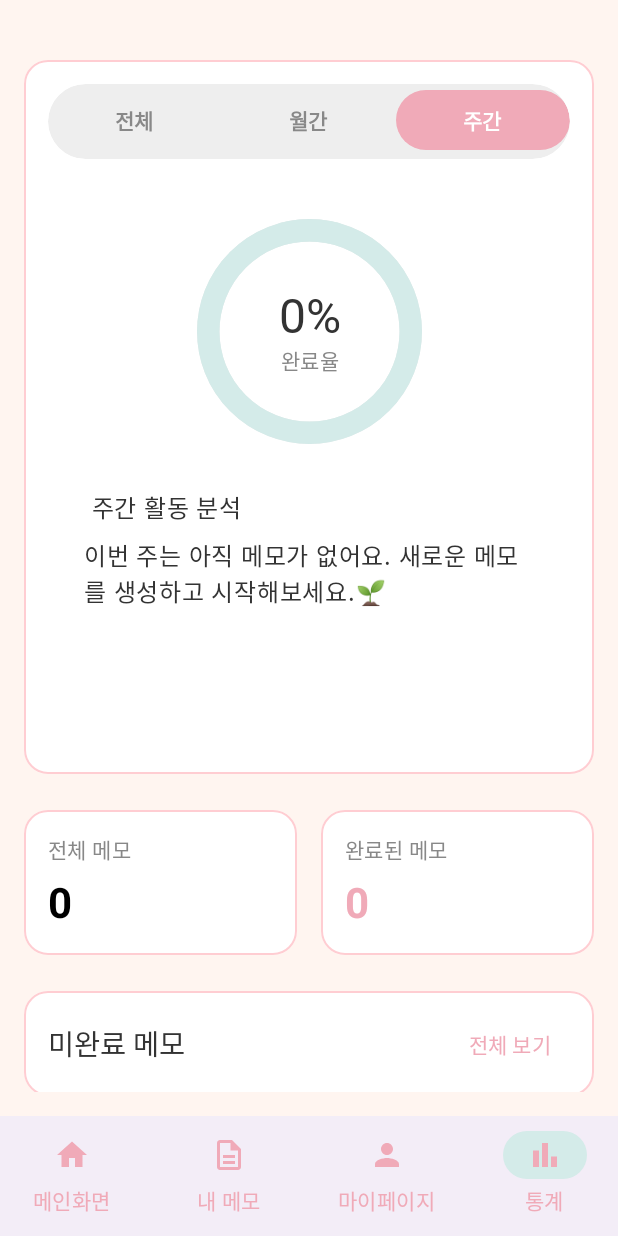
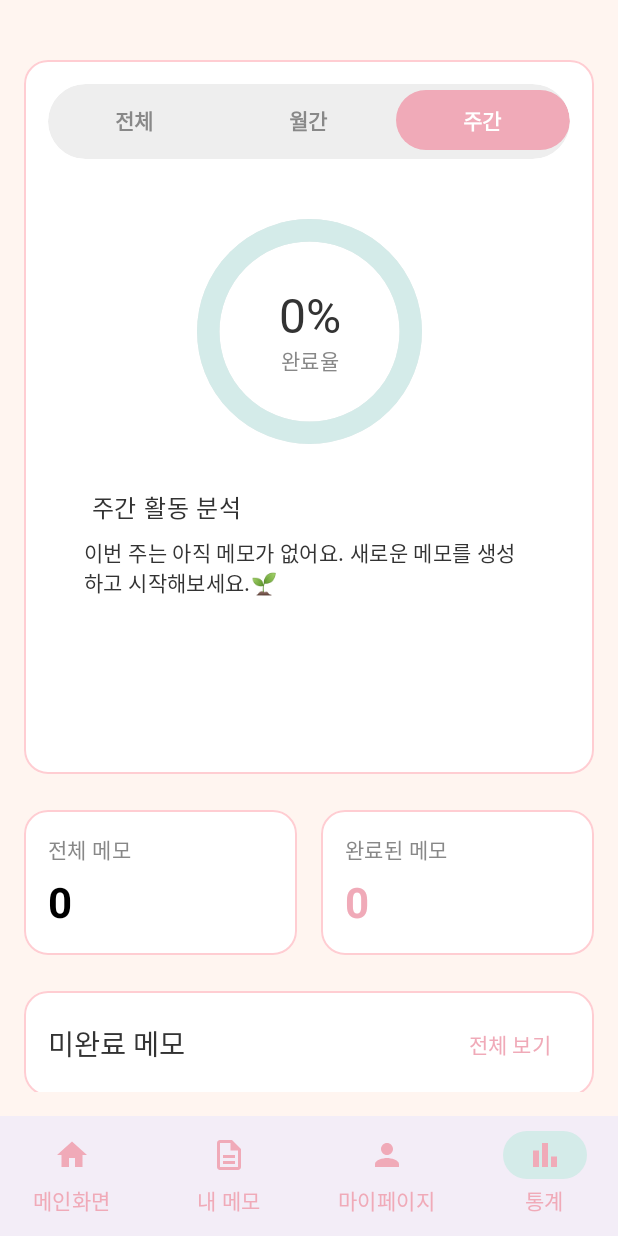
Before and after one commit to NaYeongSik/Jinada, an Android app built with Jetpack Compose: the screen it shows after launch (MainActivity), item 4 of the bottom bar chosen, on a phone screen of 412 x 824 dp. Run offline under Robolectric (Android 15) with nearby library versions, the phone set to English and light mode, and no system bars; our stand-ins replace Firebase (no records; nobody signed in at launch, a user with empty details on screens opened directly); libraries missing offline, so code that uses them is left out: com.firebase.geofire, com.naver.maps; Roboto replaces fonts that are not available here; 3 statements that could not run were skipped.

Commit message:
메모 생성&수정 화면 이벤트에 따른 화면 이동 추가 파이어스토어 쿼리 오류 수정 REST처리를 위한 NaverRepository 주입받아 사용하도록 수정 MemoUiState에서 마지막으로 성공한 작업을 String으로 저장하여 사용하도록 수정

```diff
--- a/app/src/main/java/com/youngsik/jinada/di/AppContainer.kt
+++ b/app/src/main/java/com/youngsik/jinada/di/AppContainer.kt
@@ -7,14 +7,17 @@ import com.youngsik.jinada.data.datasource.local.DataStoreDataSourceImpl
 import com.youngsik.jinada.data.datasource.remote.FirestoreMemoDataSourceImpl
 import com.youngsik.jinada.data.impl.DataStoreRepositoryImpl
 import com.youngsik.jinada.data.impl.MemoRepositoryImpl
+import com.youngsik.jinada.data.impl.NaverRepositoryImpl
 import com.youngsik.jinada.data.repository.CurrentLocationRepository
 import com.youngsik.jinada.data.repository.DataStoreRepository
 import com.youngsik.jinada.data.repository.MemoRepository
+import com.youngsik.jinada.data.repository.NaverRepository
 
 interface AppContainer {
     val memoRepository: MemoRepository
     val locationRepository: CurrentLocationRepository
     val dataStoreRepository: DataStoreRepository
+    val naverRepository: NaverRepository
     val viewModelFactory: ViewModelProvider.Factory
 }
 
@@ -29,8 +32,10 @@ class AppContainerImpl(private val applicationContext: Context) : AppContainer {
     override val locationRepository: CurrentLocationRepository by lazy {
         LocationRepositoryProvider.getInstance(applicationContext)
     }
-
+    override val naverRepository: NaverRepository by lazy {
+        NaverRepositoryImpl()
+    }
     override val viewModelFactory: ViewModelProvider.Factory by lazy {
-        ViewModelFactory(memoRepository, locationRepository, dataStoreRepository)
+        ViewModelFactory(memoRepository, locationRepository, dataStoreRepository, naverRepository)
     }
 }
--- a/app/src/main/java/com/youngsik/jinada/di/ViewModelFactory.kt
+++ b/app/src/main/java/com/youngsik/jinada/di/ViewModelFactory.kt
@@ -6,11 +6,12 @@ import androidx.lifecycle.viewmodel.CreationExtras
 import com.youngsik.jinada.data.repository.CurrentLocationRepository
 import com.youngsik.jinada.data.repository.DataStoreRepository
 import com.youngsik.jinada.data.repository.MemoRepository
+import com.youngsik.jinada.data.repository.NaverRepository
 import com.youngsik.jinada.presentation.viewmodel.MemoMapViewModel
 import com.youngsik.jinada.presentation.viewmodel.MemoViewModel
 import com.youngsik.jinada.presentation.viewmodel.SettingsViewModel
 
-class ViewModelFactory(private val repository: MemoRepository, private val locationRepository: CurrentLocationRepository, private val dataStoreRepository: DataStoreRepository) : ViewModelProvider.Factory{
+class ViewModelFactory(private val repository: MemoRepository, private val locationRepository: CurrentLocationRepository, private val dataStoreRepository: DataStoreRepository, private val naverRepository: NaverRepository) : ViewModelProvider.Factory{
 
     override fun <T : ViewModel> create(
         modelClass: Class<T>,
@@ -23,7 +24,7 @@ class ViewModelFactory(private val repository: MemoRepository, private val locat
                 MemoViewModel(repository) as T
 
             modelClass.isAssignableFrom(MemoMapViewModel::class.java) ->
-                MemoMapViewModel(application, repository,locationRepository) as T
+                MemoMapViewModel(application, repository,locationRepository,naverRepository) as T
 
             modelClass.isAssignableFrom(SettingsViewModel::class.java) ->
                 SettingsViewModel(dataStoreRepository) as T
--- a/app/src/main/java/com/youngsik/jinada/nav_graph/EntryPointMainScreen.kt
+++ b/app/src/main/java/com/youngsik/jinada/nav_graph/EntryPointMainScreen.kt
@@ -64,7 +64,7 @@ fun EntryPointMainScreen(){
                 }
             }
             composable<ScreenRouteDef.BottomNavigation.MyPageTab>{
-                MyPageScreen()
+                MyPageScreen(settingsViewModel)
             }
             composable<ScreenRouteDef.BottomNavigation.StatisticsTab>{
                 StatisticsScreen(memoViewModel){ todoItemData ->
--- a/data/src/main/java/com/youngsik/jinada/data/datasource/remote/FirestoreMemoDataSourceImpl.kt
+++ b/data/src/main/java/com/youngsik/jinada/data/datasource/remote/FirestoreMemoDataSourceImpl.kt
@@ -84,11 +84,11 @@ class FirestoreMemoDataSourceImpl : MemoDataSource {
         val finalQuery = when (selectedTabMenu) {
             "WEEKLY" -> {
                 val startOfWeek = LocalDate.now().with(TemporalAdjusters.previousOrSame(DayOfWeek.MONDAY))
-                query.whereGreaterThanOrEqualTo("deadlineDate", startOfWeek.toTimestamp())
+                query.whereGreaterThanOrEqualTo("deadline_date", startOfWeek.toTimestamp())
             }
             "MONTHLY" -> {
                 val startOfMonth = LocalDate.now().withDayOfMonth(1)
-                query.whereGreaterThanOrEqualTo("deadlineDate", startOfMonth.toTimestamp())
+                query.whereGreaterThanOrEqualTo("deadline_date", startOfMonth.toTimestamp())
             }
             "TOTALLY" -> {
                 query
--- a/presentation/src/main/java/com/youngsik/jinada/presentation/component/StatisticsComponent.kt
+++ b/presentation/src/main/java/com/youngsik/jinada/presentation/component/StatisticsComponent.kt
@@ -183,11 +183,10 @@ fun WeeklySummary(weeklyStat: StatisticsData.WeeklyStatData){
         verticalArrangement = Arrangement.spacedBy(JinadaDimens.Spacer.xSmall)
     ){
         Text(text = stringResource(R.string.analysis_title_weekly), style = MaterialTheme.typography.bodyLarge)
-        if (weeklyStat.mostCompletedDayOfWeek.isNotBlank()) Text(text = stringResource(R.string.analysis_weekly_most_completed_day,weeklyStat.mostCompletedDayOfWeek,weeklyStat.mostCompletedCount))
-
-        if (weeklyStat.incompletedCount != 0)Text(text = stringResource(R.string.analysis_weekly_upcoming_memos,weeklyStat.incompletedCount))
-        if (weeklyStat.mostCompletedCount == 0 && weeklyStat.incompletedCount == 0) Text(text = stringResource(R.string.analysis_weekly_not_have_memos))
-        else Text(text = stringResource(R.string.analysis_weekly_all_memos_completed))
+        if (weeklyStat.mostCompletedDayOfWeek.isNotBlank()) Text(text = stringResource(R.string.analysis_weekly_most_completed_day,weeklyStat.mostCompletedDayOfWeek,weeklyStat.mostCompletedCount),style = MaterialTheme.typography.bodyMedium)
+        if (weeklyStat.incompletedCount != 0)Text(text = stringResource(R.string.analysis_weekly_upcoming_memos,weeklyStat.incompletedCount),style = MaterialTheme.typography.bodyMedium)
+        if (weeklyStat.mostCompletedCount == 0 && weeklyStat.incompletedCount == 0) Text(text = stringResource(R.string.analysis_weekly_not_have_memos),style = MaterialTheme.typography.bodyMedium)
+        else Text(text = stringResource(R.string.analysis_weekly_all_memos_completed),style = MaterialTheme.typography.bodyMedium)
     }
 }
 
@@ -210,10 +209,9 @@ fun TotalySummary(totalyStat: StatisticsData.TotallyStatData){
         verticalArrangement = Arrangement.spacedBy(JinadaDimens.Spacer.xSmall)
     ){
         Text(text = stringResource(R.string.analysis_title_total), style = MaterialTheme.typography.bodyLarge)
-        if (totalyStat.totalCompletedMemoCount != 0) Text(text = stringResource(R.string.analysis_total_completed_memos,totalyStat.totalCompletedMemoCount))
+        if (totalyStat.totalCompletedMemoCount != 0) Text(text = stringResource(R.string.analysis_total_completed_memos,totalyStat.totalCompletedMemoCount),style = MaterialTheme.typography.bodyMedium)
         else Text(text = stringResource(R.string.analysis_common_no_completed_memos))
 
-        if (totalyStat.bestMonth.isNotBlank())Text(text = stringResource(R.string.analysis_total_best_month,totalyStat.bestMonth,totalyStat.bestMonthCompletedCount))
-        else Text(text = stringResource(R.string.analysis_common_no_completed_memos))
+        if (totalyStat.bestMonth.isNotBlank())Text(text = stringResource(R.string.analysis_total_best_month,totalyStat.bestMonth,totalyStat.bestMonthCompletedCount),style = MaterialTheme.typography.bodyMedium)
     }
 }
--- a/presentation/src/main/java/com/youngsik/jinada/presentation/screen/MyMemoScreen.kt
+++ b/presentation/src/main/java/com/youngsik/jinada/presentation/screen/MyMemoScreen.kt
@@ -20,6 +20,7 @@ import androidx.compose.material3.LinearProgressIndicator
 import androidx.compose.material3.MaterialTheme
 import androidx.compose.material3.Text
 import androidx.compose.runtime.Composable
+import androidx.compose.runtime.LaunchedEffect
 import androidx.compose.runtime.getValue
 import androidx.compose.runtime.mutableStateOf
 import androidx.compose.runtime.remember
@@ -44,6 +45,10 @@ import java.time.LocalDate
 fun MyMemoScreen(memoViewModel: MemoViewModel, onMemoUpdateClick: (TodoItemData)-> Unit){
     var showDatePicker by remember { mutableStateOf(false) }
     val memoUiState by memoViewModel.memoUiState.collectAsStateWithLifecycle()
+
+    LaunchedEffect(Unit){
+        memoViewModel.getMemoListBySelectedDate(memoUiState.selectedDate)
+    }
 
     Box(
         modifier = Modifier.fillMaxSize()
--- a/presentation/src/main/java/com/youngsik/jinada/presentation/screen/MyPageScreen.kt
+++ b/presentation/src/main/java/com/youngsik/jinada/presentation/screen/MyPageScreen.kt
@@ -26,11 +26,11 @@ import com.youngsik.jinada.presentation.common.SettingDialogState
 import com.youngsik.jinada.presentation.component.DialogView
 import com.youngsik.jinada.presentation.component.SettingsSection
 import com.youngsik.jinada.presentation.theme.JinadaDimens
+import com.youngsik.jinada.presentation.viewmodel.SettingsViewModel
 
 
-@Preview(showBackground = true)
 @Composable
-fun MyPageScreen(){
+fun MyPageScreen(settingsViewModel: SettingsViewModel){
     var dialogRoute by remember { mutableStateOf(SettingDialogState.NONE) }
 
     Column(
--- a/presentation/src/main/java/com/youngsik/jinada/presentation/screen/StatisticsScreen.kt
+++ b/presentation/src/main/java/com/youngsik/jinada/presentation/screen/StatisticsScreen.kt
@@ -11,32 +11,37 @@ import androidx.compose.material3.CircularProgressIndicator
 import androidx.compose.runtime.Composable
 import androidx.compose.runtime.LaunchedEffect
 import androidx.compose.runtime.getValue
-import androidx.compose.runtime.mutableStateListOf
 import androidx.compose.runtime.mutableStateOf
 import androidx.compose.runtime.remember
 import androidx.compose.runtime.setValue
 import androidx.compose.ui.Alignment
 import androidx.compose.ui.Modifier
 import androidx.compose.ui.graphics.Color
-import androidx.compose.ui.tooling.preview.Preview
 import androidx.lifecycle.compose.collectAsStateWithLifecycle
 import com.youngsik.domain.model.TodoItemData
 import com.youngsik.jinada.data.utils.changeToStringDate
 import com.youngsik.jinada.presentation.component.IncompleteTodosSection
 import com.youngsik.jinada.presentation.component.MainStatisticsSection
+import com.youngsik.jinada.presentation.component.MemoCard
 import com.youngsik.jinada.presentation.component.MemoCountCardSection
-import com.youngsik.jinada.presentation.common.MemoMockData
-import com.youngsik.jinada.presentation.component.MemoCard
-import com.youngsik.jinada.presentation.common.StatTabMenu
 import com.youngsik.jinada.presentation.theme.JinadaDimens
-import com.youngsik.jinada.data.utils.getCompleteRateData
 import com.youngsik.jinada.presentation.viewmodel.MemoViewModel
+import com.youngsik.jinada.presentation.viewmodel.MemoViewModel.Companion.SUCCESSFUL_DELETE_MEMO
+import com.youngsik.jinada.presentation.viewmodel.MemoViewModel.Companion.SUCCESSFUL_GET_STATISTICS
+import com.youngsik.jinada.presentation.viewmodel.MemoViewModel.Companion.SUCCESSFUL_UPDATE_MEMO
 import java.time.LocalDate
 
 @Composable
 fun StatisticsScreen(memoViewModel: MemoViewModel,onMemoUpdateClick: (TodoItemData)-> Unit){
     var showIncompletedMemo by remember { mutableStateOf(false) }
     val memoUiState by memoViewModel.memoUiState.collectAsStateWithLifecycle()
+
+    LaunchedEffect(Unit) {
+        memoViewModel.getMemoListBySelectedStatTabMenu(memoUiState.selectedTabMenu.name)
+    }
+    LaunchedEffect(memoUiState.lastSuccessfulAction) {
+        if (memoUiState.lastSuccessfulAction == SUCCESSFUL_UPDATE_MEMO || memoUiState.lastSuccessfulAction == SUCCESSFUL_DELETE_MEMO) memoViewModel.getMemoListBySelectedStatTabMenu(memoUiState.selectedTabMenu.name)
+    }
 
     Box (
         modifier = Modifier.fillMaxSize()
--- a/presentation/src/main/java/com/youngsik/jinada/presentation/uistate/MemoUiState.kt
+++ b/presentation/src/main/java/com/youngsik/jinada/presentation/uistate/MemoUiState.kt
@@ -9,7 +9,7 @@ import java.time.LocalDate
 
 data class MemoUiState(
     val isLoading: Boolean = false,
-    val isSuccessful: Boolean = false,
+    val lastSuccessfulAction: String = "",
     val isFailure: Boolean = false,
     val memoList: List<TodoItemData> = emptyList(),
     val selectedDate: String = changeToStringDate(LocalDate.now()),
--- a/presentation/src/main/java/com/youngsik/jinada/presentation/viewmodel/MemoMapViewModel.kt
+++ b/presentation/src/main/java/com/youngsik/jinada/presentation/viewmodel/MemoMapViewModel.kt
@@ -12,6 +12,7 @@ import com.youngsik.jinada.data.impl.CurrentLocationRepositoryImpl
 import com.youngsik.jinada.data.impl.NaverRepositoryImpl
 import com.youngsik.jinada.data.repository.CurrentLocationRepository
 import com.youngsik.jinada.data.repository.MemoRepository
+import com.youngsik.jinada.data.repository.NaverRepository
 import com.youngsik.jinada.data.utils.toLocation
 import com.youngsik.jinada.presentation.BuildConfig
 import com.youngsik.jinada.presentation.uistate.MapUiState
@@ -21,11 +22,9 @@ import kotlinx.coroutines.flow.collectLatest
 import kotlinx.coroutines.flow.update
 import kotlinx.coroutines.launch
 
-class MemoMapViewModel(application: Application, private val repository: MemoRepository, private val locationRepository: CurrentLocationRepository) : AndroidViewModel(application) {
+class MemoMapViewModel(application: Application, private val repository: MemoRepository, private val locationRepository: CurrentLocationRepository, private val naverRepository: NaverRepository) : AndroidViewModel(application) {
     private val _mapUiState = MutableStateFlow(MapUiState())
     val mapUiState get() = _mapUiState.asStateFlow()
-
-    private val naverRepository = NaverRepositoryImpl()
 
     fun observeCurrentLocation() {
         viewModelScope.launch {
--- a/presentation/src/main/java/com/youngsik/jinada/presentation/viewmodel/MemoViewModel.kt
+++ b/presentation/src/main/java/com/youngsik/jinada/presentation/viewmodel/MemoViewModel.kt
@@ -17,13 +17,16 @@ import kotlinx.coroutines.flow.update
 import kotlinx.coroutines.launch
 
 class MemoViewModel(private val repository: MemoRepository) : ViewModel(){
+    companion object{
+        const val NONE = "NONE"
+        const val SUCCESSFUL_GET_MEMO = "SUCCESSFUL_GET_MEMO"
+        const val SUCCESSFUL_CREATE_MEMO = "SUCCESSFUL_CREATE_MEMO"
+        const val SUCCESSFUL_UPDATE_MEMO = "SUCCESSFUL_UPDATE_MEMO"
+        const val SUCCESSFUL_DELETE_MEMO = "SUCCESSFUL_DELETE_MEMO"
+        const val SUCCESSFUL_GET_STATISTICS = "SUCCESSFUL_GET_STATISTICS"
+    }
     private val _memoUiState = MutableStateFlow(MemoUiState())
     val memoUiState get() = _memoUiState.asStateFlow()
-
-    init {
-        getMemoListBySelectedDate(_memoUiState.value.selectedDate)
-        getMemoListBySelectedStatTabMenu(_memoUiState.value.selectedTabMenu.name)
-    }
 
     fun changeSelectedDate(date: String){
         _memoUiState.update { it.copy(selectedDate = date) }
@@ -35,12 +38,16 @@ class MemoViewModel(private val repository: MemoRepository) : ViewModel(){
         getMemoListBySelectedStatTabMenu(_memoUiState.value.selectedTabMenu.name)
     }
 
+    fun resetLastSuccessfulAction(){
+        _memoUiState.update { it.copy(lastSuccessfulAction = NONE) }
+    }
+
     fun createMemo(todoItemData: TodoItemData){
         viewModelScope.launch {
             repository.createMemo(todoItemData).collectLatest{ result ->
                 when(result){
-                    is DataResourceResult.Loading -> _memoUiState.update { it.copy(isLoading = true) }
-                    is DataResourceResult.Success -> getMemoListBySelectedDate(_memoUiState.value.selectedDate)
+                    is DataResourceResult.Loading -> _memoUiState.update { it.copy(isLoading = true, lastSuccessfulAction = NONE) }
+                    is DataResourceResult.Success -> _memoUiState.update { it.copy(isLoading = false, lastSuccessfulAction = SUCCESSFUL_CREATE_MEMO) }
                     is DataResourceResult.Failure -> _memoUiState.update { it.copy(isLoading = false, isFailure = true) }
                 }
             }
@@ -51,8 +58,8 @@ class MemoViewModel(private val repository: MemoRepository) : ViewModel(){
         viewModelScope.launch {
             repository.updateMemo(todoItemData).collectLatest{ result ->
             when(result){
-                    is DataResourceResult.Loading -> _memoUiState.update { it.copy(isLoading = true) }
-                    is DataResourceResult.Success -> getMemoListBySelectedDate(_memoUiState.value.selectedDate)
+                    is DataResourceResult.Loading -> _memoUiState.update { it.copy(isLoading = true, lastSuccessfulAction = NONE) }
+                    is DataResourceResult.Success -> _memoUiState.update { it.copy(isLoading = false, lastSuccessfulAction = SUCCESSFUL_UPDATE_MEMO) }
                     is DataResourceResult.Failure -> _memoUiState.update { it.copy(isLoading = false, isFailure = true) }
                 }
             }
@@ -63,8 +70,8 @@ class MemoViewModel(private val repository: MemoRepository) : ViewModel(){
         viewModelScope.launch {
             repository.deleteMemo(memoId).collectLatest{ result ->
                 when(result){
-                    is DataResourceResult.Loading -> _memoUiState.update { it.copy(isLoading = true) }
-                    is DataResourceResult.Success -> getMemoListBySelectedDate(_memoUiState.value.selectedDate)
+                    is DataResourceResult.Loading -> _memoUiState.update { it.copy(isLoading = true, lastSuccessfulAction = NONE) }
+                    is DataResourceResult.Success -> _memoUiState.update { it.copy(isLoading = false, lastSuccessfulAction = SUCCESSFUL_DELETE_MEMO) }
                     is DataResourceResult.Failure -> _memoUiState.update { it.copy(isLoading = false, isFailure = true) }
                 }
             }
@@ -75,8 +82,8 @@ class MemoViewModel(private val repository: MemoRepository) : ViewModel(){
         viewModelScope.launch {
             repository.getMemoListBySelectedDate(date).collectLatest{ result ->
                 when(result){
-                    is DataResourceResult.Loading -> _memoUiState.update { it.copy(isLoading = true) }
-                    is DataResourceResult.Success -> _memoUiState.update { it.copy(isLoading = false, isSuccessful = true, memoList = result.data) }
+                    is DataResourceResult.Loading -> _memoUiState.update { it.copy(isLoading = true, lastSuccessfulAction = NONE) }
+                    is DataResourceResult.Success -> _memoUiState.update { it.copy(isLoading = false, lastSuccessfulAction = SUCCESSFUL_GET_MEMO, memoList = result.data) }
                     is DataResourceResult.Failure -> _memoUiState.update { it.copy(isLoading = false, isFailure = true) }
                 }
             }
@@ -87,12 +94,12 @@ class MemoViewModel(private val repository: MemoRepository) : ViewModel(){
         viewModelScope.launch {
             repository.getMemoListBySelectedStatTabMenu(selectedTabMenu).collectLatest{ result ->
                 when(result){
-                    is DataResourceResult.Loading -> _memoUiState.update { it.copy(isLoading = true) }
+                    is DataResourceResult.Loading -> _memoUiState.update { it.copy(isLoading = true, lastSuccessfulAction = NONE) }
                     is DataResourceResult.Success -> {
                         when(selectedTabMenu){
-                            StatTabMenu.WEEKLY.name -> _memoUiState.update { it.copy(isLoading = false, isSuccessful = true, memoListInSelectedTab = result.data, completeRateData = getCompleteRateData(result.data), statData = getWeeklyStatData(result.data)) }
+                            StatTabMenu.WEEKLY.name -> _memoUiState.update { it.copy(isLoading = false, lastSuccessfulAction = SUCCESSFUL_GET_STATISTICS, memoListInSelectedTab = result.data, completeRateData = getCompleteRateData(result.data), statData = getWeeklyStatData(result.data)) }
                             StatTabMenu.MONTHLY.name -> {}
-                            StatTabMenu.TOTALLY.name -> _memoUiState.update { it.copy(isLoading = false, isSuccessful = true, memoListInSelectedTab = result.data, completeRateData = getCompleteRateData(result.data), statData = getTotalyStatData(result.data)) }
+                            StatTabMenu.TOTALLY.name -> _memoUiState.update { it.copy(isLoading = false, lastSuccessfulAction = SUCCESSFUL_GET_STATISTICS, memoListInSelectedTab = result.data, completeRateData = getCompleteRateData(result.data), statData = getTotalyStatData(result.data)) }
                         }
                     }
                     is DataResourceResult.Failure -> _memoUiState.update { it.copy(isLoading = false, isFailure = true) }
```
Also changed, not shown: presentation/src/main/java/com/youngsik/jinada/presentation/screen/CreateMemoScreen.kt (+8 -0 lines).
